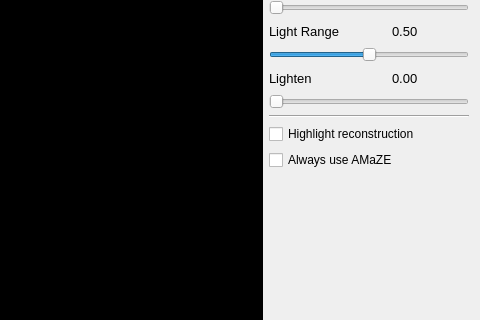
Before: the Qt Designer form platform/qt/MainWindow.ui in ilia3101/MLV-App, drawn with Qt 5; both pictures show x 717 to 1197 and y 480 to 800 of the 1197 by 901 pixel window.
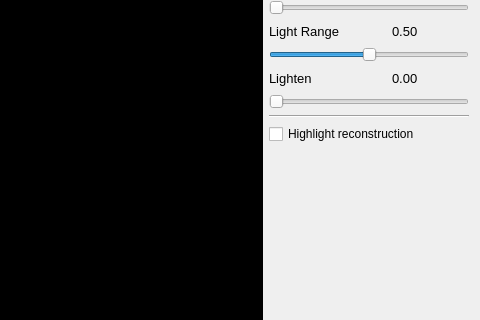
After: the same form once the commit is applied. Icons and pictures are not drawn.

Commit message: QtApp: small changes in GUI, v0.3alpha

```diff
--- a/platform/qt/MainWindow.ui
+++ b/platform/qt/MainWindow.ui
@@ -825,16 +825,6 @@
         </property>
        </widget>
       </item>
-      <item>
-       <widget class="QCheckBox" name="checkBoxUseAmaze">
-        <property name="text">
-         <string>Always use AMaZE</string>
-        </property>
-        <property name="checked">
-         <bool>false</bool>
-        </property>
-       </widget>
-      </item>
       <item>
        <spacer name="verticalSpacer_2">
         <property name="orientation">
```
Left out of the diff: 14 changed lines with no effect on the pictures. The commit also changes 4 other files.
